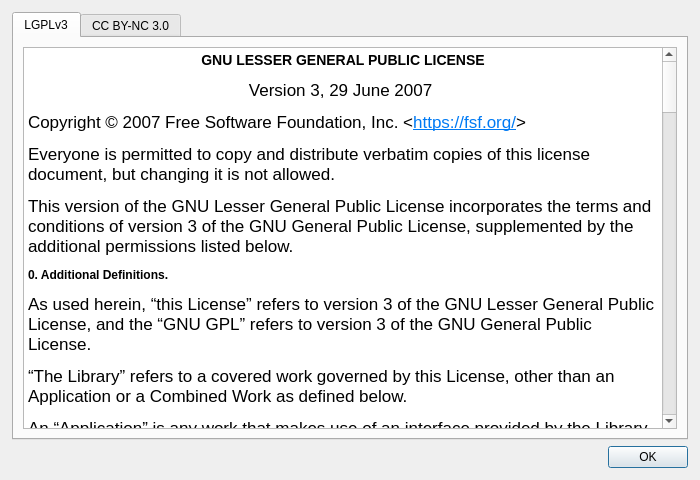
Above: sokketter-ui/sources/license_dialog.ui from morwy/sokketter before the change. Below: the same form after it.
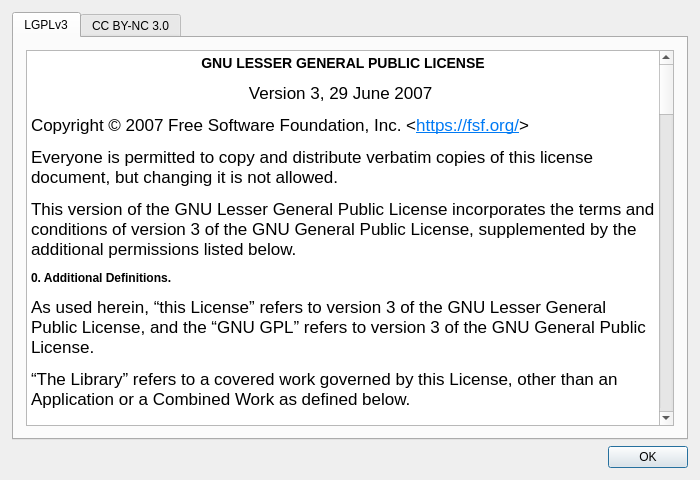
That is the form after the change.

Patch:
```diff
--- a/sokketter-ui/sources/license_dialog.ui
+++ b/sokketter-ui/sources/license_dialog.ui
@@ -45,6 +45,18 @@
        <string>LGPLv3</string>
       </attribute>
       <layout class="QVBoxLayout" name="verticalLayout_2">
+       <property name="leftMargin">
+        <number>12</number>
+       </property>
+       <property name="topMargin">
+        <number>12</number>
+       </property>
+       <property name="rightMargin">
+        <number>12</number>
+       </property>
+       <property name="bottomMargin">
+        <number>12</number>
+       </property>
        <item>
         <widget class="QTextBrowser" name="lgpl_v3_text">
          <property name="html">
```
Left out of the diff: 9 changed lines with no effect on the pictures.
